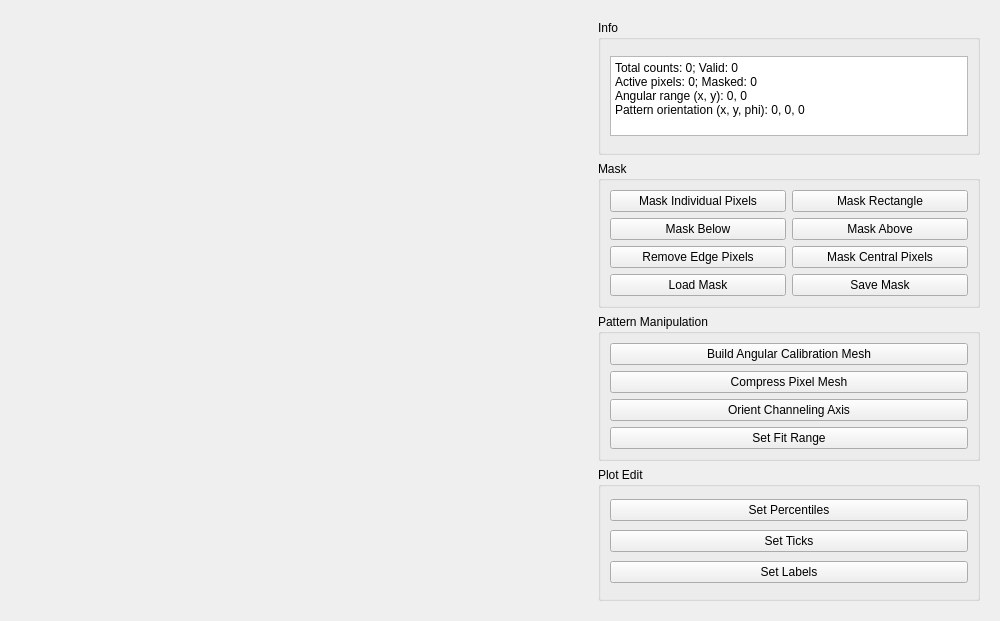
Qt form gui/qt_designer/datapattern_widget.ui (edbosne/pyfdd) before a commit.
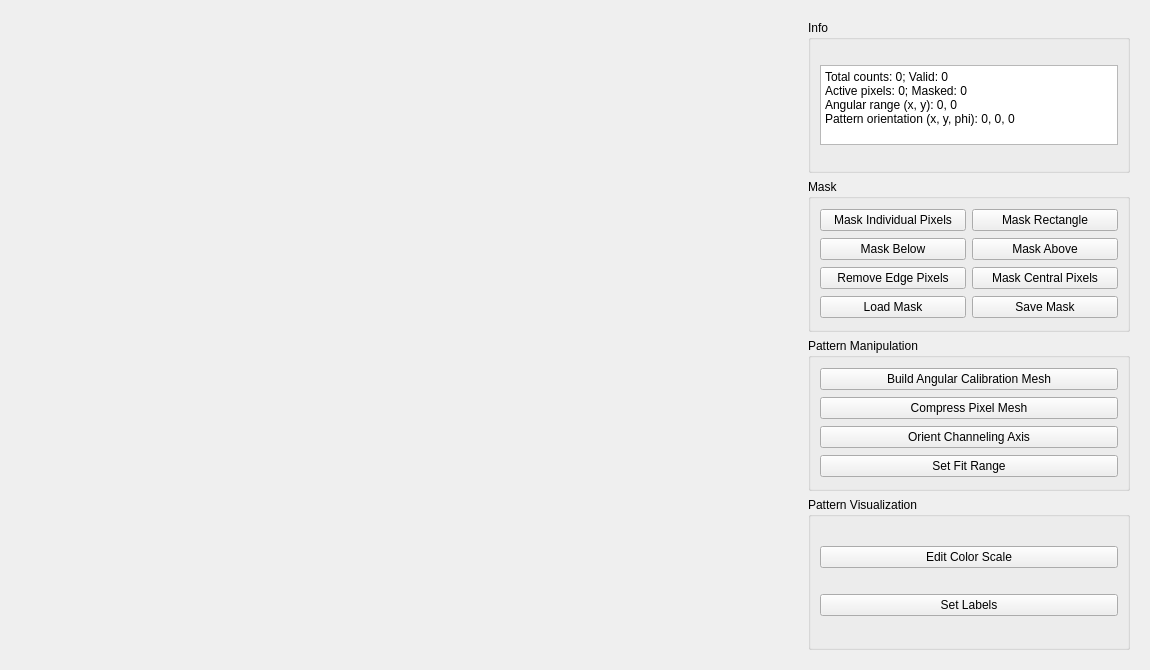
The same form after that commit.

Commit message: datapattern window fixed for new mpl and pyqt5

```diff
--- a/gui/qt_designer/datapattern_widget.ui
+++ b/gui/qt_designer/datapattern_widget.ui
@@ -6,10 +6,16 @@
    <rect>
     <x>0</x>
     <y>0</y>
-    <width>1000</width>
-    <height>621</height>
+    <width>1150</width>
+    <height>670</height>
    </rect>
   </property>
+  <property name="sizePolicy">
+   <sizepolicy hsizetype="Preferred" vsizetype="Preferred">
+    <horstretch>0</horstretch>
+    <verstretch>0</verstretch>
+   </sizepolicy>
+  </property>
   <property name="windowTitle">
    <string>Form</string>
   </property>
@@ -17,7 +23,7 @@
    <item>
     <widget class="QWidget" name="mplwindow" native="true">
      <property name="sizePolicy">
-      <sizepolicy hsizetype="Preferred" vsizetype="Preferred">
+      <sizepolicy hsizetype="Expanding" vsizetype="Expanding">
        <horstretch>0</horstretch>
        <verstretch>0</verstretch>
       </sizepolicy>
@@ -34,14 +40,36 @@
        <height>6000</height>
       </size>
      </property>
-     <layout class="QVBoxLayout" name="mplvl"/>
+     <property name="layoutDirection">
+      <enum>Qt::RightToLeft</enum>
+     </property>
+     <property name="autoFillBackground">
+      <bool>false</bool>
+     </property>
+     <layout class="QHBoxLayout" name="mplvl">
+      <property name="spacing">
+       <number>6</number>
+      </property>
+      <property name="leftMargin">
+       <number>9</number>
+      </property>
+      <property name="topMargin">
+       <number>9</number>
+      </property>
+      <property name="rightMargin">
+       <number>9</number>
+      </property>
+      <property name="bottomMargin">
+       <number>9</number>
+      </property>
+     </layout>
     </widget>
    </item>
    <item>
     <widget class="QWidget" name="widget_2" native="true">
      <property name="maximumSize">
       <size>
-       <width>400</width>
+       <width>340</width>
        <height>16777215</height>
       </size>
      </property>
@@ -191,6 +219,9 @@
            <property name="text">
             <string>Orient Channeling Axis</string>
            </property>
+           <property name="checkable">
+            <bool>true</bool>
+           </property>
           </widget>
          </item>
          <item row="0" column="1">
@@ -198,6 +229,9 @@
            <property name="text">
             <string>Build Angular Calibration Mesh</string>
            </property>
+           <property name="checkable">
+            <bool>false</bool>
+           </property>
           </widget>
          </item>
         </layout>
@@ -206,25 +240,18 @@
       <item>
        <widget class="QGroupBox" name="groupBox">
         <property name="title">
-         <string>Plot Edit</string>
+         <string>Pattern Visualization</string>
         </property>
         <layout class="QVBoxLayout" name="verticalLayout">
          <item>
           <widget class="QPushButton" name="pushButton">
            <property name="text">
-            <string>Set Percentiles</string>
+            <string>Edit Color Scale</string>
            </property>
           </widget>
          </item>
          <item>
-          <widget class="QPushButton" name="pushButton_2">
-           <property name="text">
-            <string>Set Ticks</string>
-           </property>
-          </widget>
-         </item>
-         <item>
-          <widget class="QPushButton" name="pushButton_3">
+          <widget class="QPushButton" name="pb_setlabels">
            <property name="text">
             <string>Set Labels</string>
            </property>
```
Left out of the diff: 4 changed lines with no effect on the pictures. The commit also changes 53 other files.
